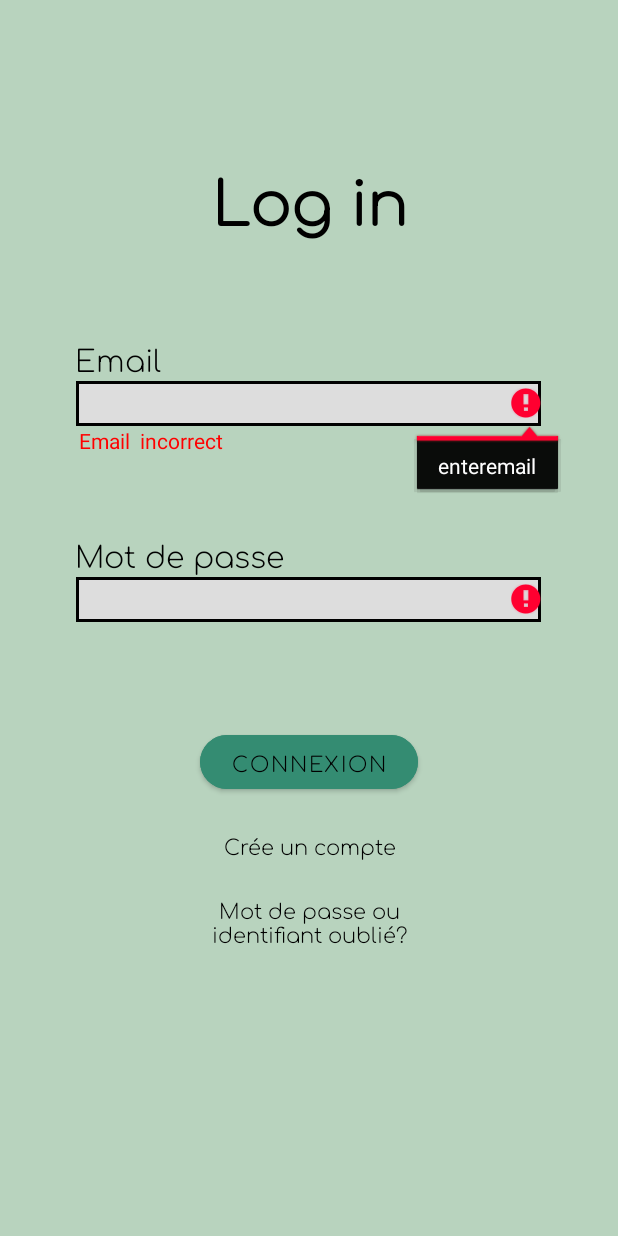
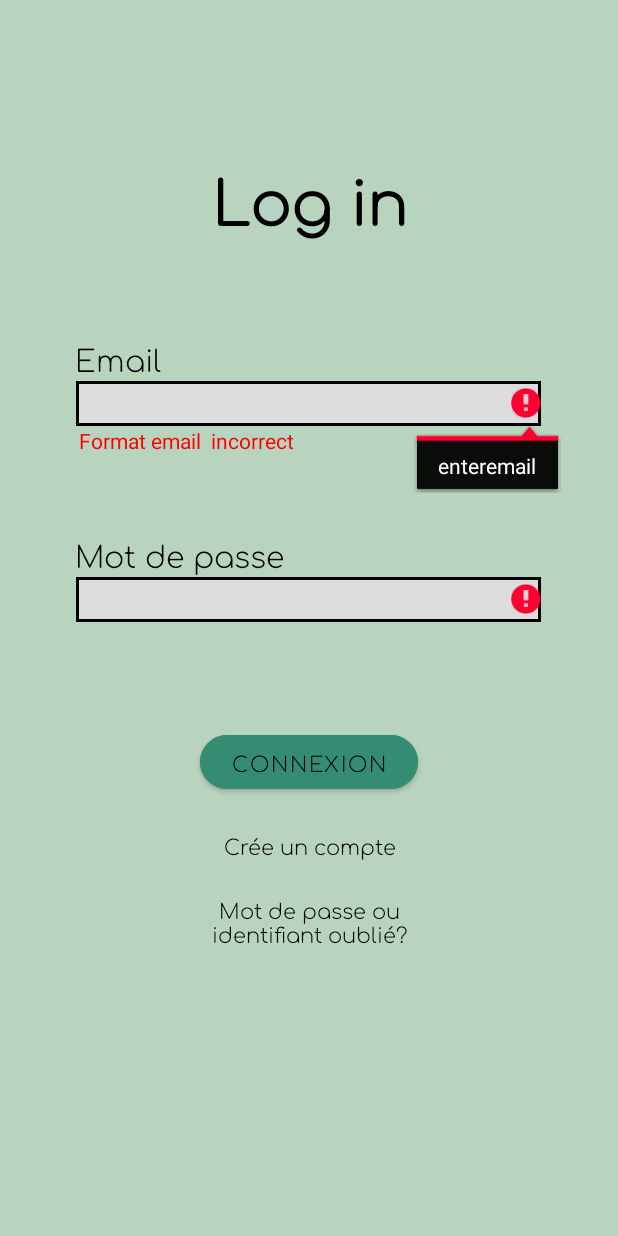
Before and after one commit to kevinsimms/AIRJOBS, an Android app: the screen it shows after launch (MainActivity), after a tap on "CONNEXION", on a phone screen of 412 x 824 dp. Run offline under Robolectric (Android 15) with nearby library versions, the phone set to English and light mode, and no system bars; our stand-ins replace Firebase (no records; nobody signed in at launch, a user with empty details on screens opened directly).

Commit message:
version primaire

```diff
--- a/app/src/main/java/com/kevinsimms/airjobs/MainActivity.java
+++ b/app/src/main/java/com/kevinsimms/airjobs/MainActivity.java
@@ -5,7 +5,6 @@ import androidx.appcompat.app.AppCompatActivity;
 
 import android.content.Intent;
 import android.os.Bundle;
-import android.util.Log;
 import android.util.Patterns;
 import android.view.KeyEvent;
 import android.view.View;
@@ -16,15 +15,12 @@ import android.widget.TextView;
 import android.widget.Toast;
 
 import com.google.android.gms.tasks.OnCompleteListener;
-import com.google.android.gms.tasks.OnSuccessListener;
 import com.google.android.gms.tasks.Task;
 import com.google.firebase.auth.AuthResult;
 import com.google.firebase.auth.FirebaseAuth;
 import com.google.firebase.firestore.CollectionReference;
 import com.google.firebase.firestore.DocumentReference;
 import com.google.firebase.firestore.FirebaseFirestore;
-import com.google.firebase.firestore.QueryDocumentSnapshot;
-import com.google.firebase.firestore.QuerySnapshot;
 
 public class MainActivity extends AppCompatActivity {
 
@@ -61,9 +57,9 @@ private EditText motdepasselog1;
 
         creeuncompte = findViewById(R.id.creeuncompte);
         motdepassoublie = findViewById(R.id.motdepassoublie);
-        buttonlog=findViewById(R.id.buttonlog);
+        buttonlog=findViewById(R.id.buttonrecup);
 
-        login1=findViewById(R.id.login);
+        login1=findViewById(R.id.loginrecup);
         motdepasselog1=findViewById(R.id.motdepasselog);
 
         db=FirebaseFirestore.getInstance();
--- a/app/src/main/res/layout/activity_creeuncompte.xml
+++ b/app/src/main/res/layout/activity_creeuncompte.xml
@@ -37,7 +37,7 @@
         android:textSize="20sp" />
 
     <EditText
-        android:id="@+id/login"
+        android:id="@+id/loginrecup"
         android:layout_width="310dp"
         android:layout_height="30dp"
 
@@ -148,7 +148,7 @@
         android:visibility="invisible" />
 
     <Button
-        android:id="@+id/buttonlog"
+        android:id="@+id/buttonrecup"
         android:layout_width="145dp"
         android:layout_height="wrap_content"
         android:layout_marginTop="30dp"
--- a/app/src/main/res/layout/activity_main.xml
+++ b/app/src/main/res/layout/activity_main.xml
@@ -36,7 +36,7 @@
         android:textSize="20sp" />
 
     <EditText
-        android:id="@+id/login"
+        android:id="@+id/loginrecup"
         android:layout_width="310dp"
         android:layout_height="30dp"
 
@@ -58,7 +58,7 @@
         android:layout_width="match_parent"
         android:layout_height="wrap_content"
         android:layout_marginLeft="35dp"
-        android:text="Email  incorrect"
+        android:text="Format email  incorrect"
         android:textColor="#FF0000"
         android:visibility="invisible" />
 
@@ -93,7 +93,7 @@
         android:visibility="invisible" />
 
     <Button
-        android:id="@+id/buttonlog"
+        android:id="@+id/buttonrecup"
         android:layout_width="145dp"
         android:layout_height="wrap_content"
         android:layout_marginTop="50dp"
```
Also changed, not shown: app/src/main/java/com/kevinsimms/airjobs/Creeuncompte.java (+35 -7 lines), app/src/main/java/com/kevinsimms/airjobs/Recuperationmotdepasse.java (+68 -0 lines), app/src/main/res/layout/activity_recuperationmotdepasse.xml (+4 -3 lines).
